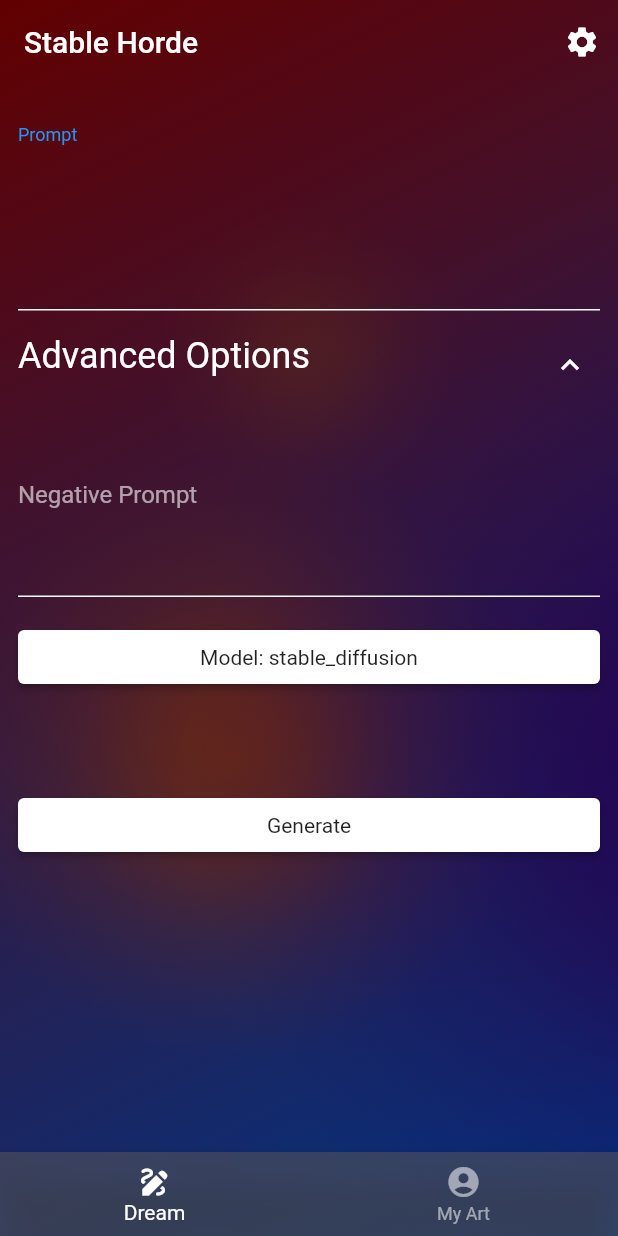
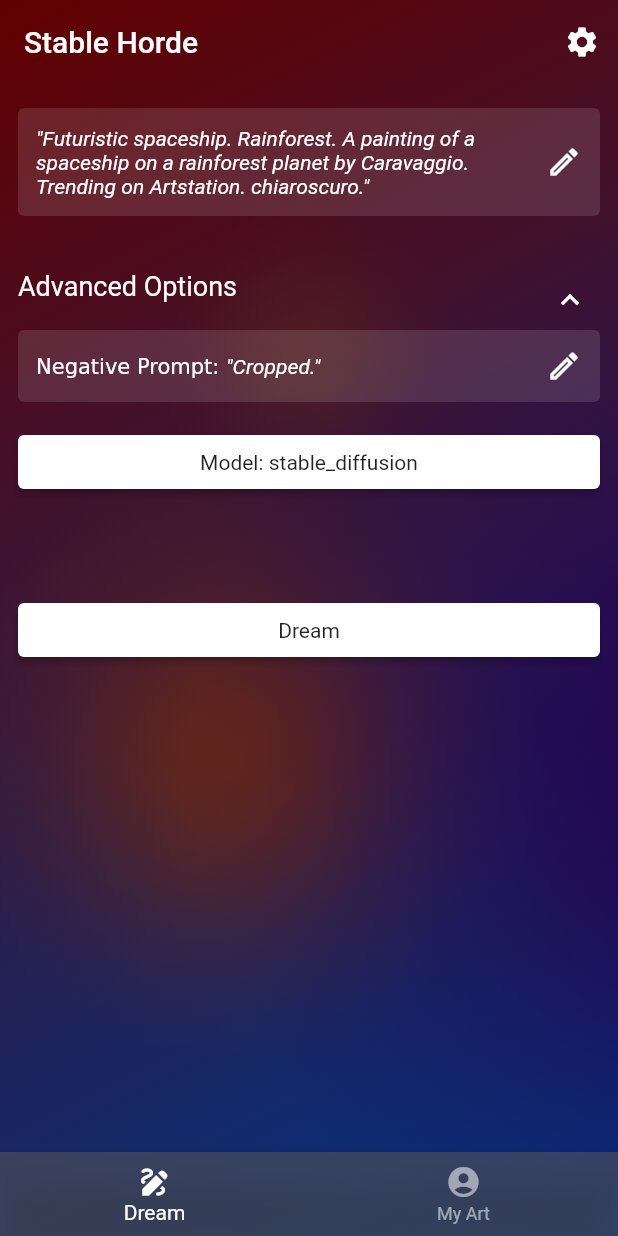
Before and after one commit to ndahlquist/stable-horde-flutter, a Flutter app: the HomePage screen opened directly, after a tap on "Advanced Options", on a phone screen of 412 x 824 dp. Run offline on Flutter 3.47's test engine with Material 2 defaults, Android fonts, the phone set to English and light mode, and no system bars; drawn by our look-alikes of expandable; our stand-ins replace cached_network_image, firebase_core, firebase_remote_config, flutter_svg, google_fonts, isar and 3 more; accounts and stored records are empty; generated files the repository leaves out were written again; network calls fail; Roboto replaces fonts that are missing (Ubuntu).

Commit message:
Improve prompt-entry UX. (#47)

```diff
--- a/lib/blocs/shared_prefs_bloc.dart
+++ b/lib/blocs/shared_prefs_bloc.dart
@@ -9,6 +9,10 @@ class _SharedPrefsBloc {
   static const _promptKey = 'PROMPT_KEY';
   static const _negativePromptKey = 'NEGATIVE_PROMPT_KEY';
   static const _modelKey = 'MODEL_KEY';
+
+  static const defaultPrompt =
+      "Futuristic spaceship. Rainforest. A painting of a spaceship on a rainforest planet by Caravaggio. Trending on Artstation. chiaroscuro.";
+  static const defaultNegativePrompt = "Cropped.";
 
   Future<bool> hasSeenOnboarding() async {
     final prefs = await SharedPreferences.getInstance();
@@ -39,7 +43,7 @@ class _SharedPrefsBloc {
 
   Future<String> getPrompt() async {
     final prefs = await SharedPreferences.getInstance();
-    return prefs.getString(_promptKey) ?? "";
+    return prefs.getString(_promptKey) ?? defaultPrompt;
   }
 
   Future setPrompt(String prompt) async {
@@ -49,7 +53,7 @@ class _SharedPrefsBloc {
 
   Future<String> getNegativePrompt() async {
     final prefs = await SharedPreferences.getInstance();
-    return prefs.getString(_negativePromptKey) ?? "";
+    return prefs.getString(_negativePromptKey) ?? defaultNegativePrompt;
   }
 
   Future setNegativePrompt(String prompt) async {
--- a/lib/pages/home/dream_tab.dart
+++ b/lib/pages/home/dream_tab.dart
@@ -3,6 +3,7 @@ import 'package:flutter/material.dart';
 import 'package:stable_horde_flutter/blocs/shared_prefs_bloc.dart';
 import 'package:stable_horde_flutter/blocs/stable_horde_bloc.dart';
 import 'package:stable_horde_flutter/pages/home_page.dart';
+import 'package:stable_horde_flutter/pages/prompt_edit_page.dart';
 import 'package:stable_horde_flutter/widgets/model_button.dart';
 
 class DreamTab extends StatefulWidget {
@@ -31,11 +32,11 @@ class _DreamTabState extends State<DreamTab> {
           children: [
             const SizedBox(height: 16),
             _promptWidget(),
-            const SizedBox(height: 16),
+            const SizedBox(height: 36),
             ExpandablePanel(
               header: const Text(
                 "Advanced Options",
-                style: TextStyle(fontSize: 24),
+                style: TextStyle(fontSize: 18),
               ),
               collapsed: const SizedBox.shrink(),
               expanded: _advancedOptions(),
@@ -49,7 +50,7 @@ class _DreamTabState extends State<DreamTab> {
               child: ElevatedButton(
                 onPressed: _attemptToGenerate,
                 child: const Text(
-                  "Generate",
+                  "Dream",
                   style: TextStyle(color: Colors.black87),
                 ),
               ),
@@ -63,23 +64,7 @@ class _DreamTabState extends State<DreamTab> {
   Widget _advancedOptions() {
     return Column(
       children: [
-        FutureBuilder<String>(
-          future: sharedPrefsBloc.getNegativePrompt(),
-          builder: (context, snapshot) {
-            final negativePrompt = snapshot.data ?? "";
-
-            return TextField(
-              controller: TextEditingController(text: negativePrompt),
-              decoration: _inputDecoration('Negative Prompt'),
-              keyboardType: TextInputType.multiline,
-              maxLines: 5,
-              textCapitalization: TextCapitalization.sentences,
-              onChanged: (negativePrompt) {
-                sharedPrefsBloc.setNegativePrompt(negativePrompt);
-              },
-            );
-          },
-        ),
+        _negativePromptWidget(),
         const SizedBox(height: 16),
         const FractionallySizedBox(widthFactor: 1, child: ModelButton()),
       ],
@@ -92,30 +77,101 @@ class _DreamTabState extends State<DreamTab> {
       builder: (context, snapshot) {
         final prompt = snapshot.data ?? "";
 
-        return TextField(
-          controller: TextEditingController(text: prompt),
-          decoration: _inputDecoration('Prompt'),
-          keyboardType: TextInputType.multiline,
-          maxLines: 5,
-          autofocus: true,
-          textCapitalization: TextCapitalization.sentences,
-          onChanged: (prompt) {
-            sharedPrefsBloc.setPrompt(prompt.trim());
+        return GestureDetector(
+          onTap: () async {
+            final newPrompt = await Navigator.of(context).push(
+              MaterialPageRoute(
+                builder: (_) => PromptEditPage("Prompt", prompt),
+              ),
+            );
+
+            if (newPrompt == null) return;
+            await sharedPrefsBloc.setPrompt(newPrompt);
+
+            // Rebuild to update the prompt.
+            setState(() {});
           },
+          child: Container(
+            decoration: const BoxDecoration(
+              color: Colors.white12,
+              borderRadius: BorderRadius.all(
+                Radius.circular(4),
+              ),
+            ),
+            child: Padding(
+              padding: const EdgeInsets.all(12),
+              child: Row(
+                children: [
+                  Expanded(
+                    child: Text(
+                      '"$prompt"',
+                      style: const TextStyle(fontStyle: FontStyle.italic),
+                    ),
+                  ),
+                  const Icon(Icons.edit_outlined),
+                ],
+              ),
+            ),
+          ),
         );
       },
     );
   }
 
-  InputDecoration _inputDecoration(String label) {
-    return InputDecoration(
-      labelText: label,
-      enabledBorder: const UnderlineInputBorder(
-        borderSide: BorderSide(color: Colors.white),
-      ),
-      focusedBorder: const UnderlineInputBorder(
-        borderSide: BorderSide(color: Colors.white),
-      ),
+  Widget _negativePromptWidget() {
+    return FutureBuilder<String>(
+      future: sharedPrefsBloc.getNegativePrompt(),
+      builder: (context, snapshot) {
+        final prompt = snapshot.data ?? "";
+
+        return GestureDetector(
+          onTap: () async {
+            final newPrompt = await Navigator.of(context).push(
+              MaterialPageRoute(
+                builder: (_) => PromptEditPage("Negative Prompt", prompt),
+              ),
+            );
+
+            if (newPrompt == null) return;
+            await sharedPrefsBloc.setNegativePrompt(newPrompt);
+
+            // Rebuild to update the prompt.
+            setState(() {});
+          },
+          child: Container(
+            decoration: const BoxDecoration(
+              color: Colors.white12,
+              borderRadius: BorderRadius.all(
+                Radius.circular(4),
+              ),
+            ),
+            child: Padding(
+              padding: const EdgeInsets.all(12),
+              child: Row(
+                children: [
+                  Expanded(
+                    child: RichText(
+                      textScaleFactor: MediaQuery.of(context).textScaleFactor,
+                      text: TextSpan(
+                        children: [
+                          const TextSpan(
+                            text: "Negative Prompt: ",
+                          ),
+                          TextSpan(
+                            text: '"$prompt"',
+                            style: const TextStyle(fontStyle: FontStyle.italic),
+                          ),
+                        ],
+                      ),
+                    ),
+                  ),
+                  const Icon(Icons.edit_outlined),
+                ],
+              ),
+            ),
+          ),
+        );
+      },
     );
   }
 
```
Also changed, not shown: lib/pages/prompt_edit_page.dart (added, +79 -0 lines).
